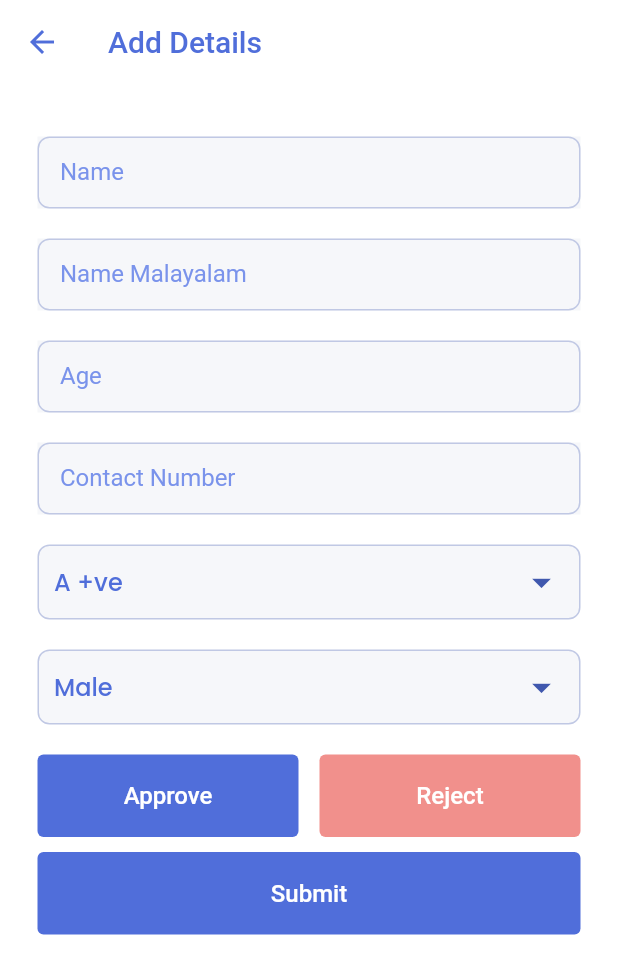
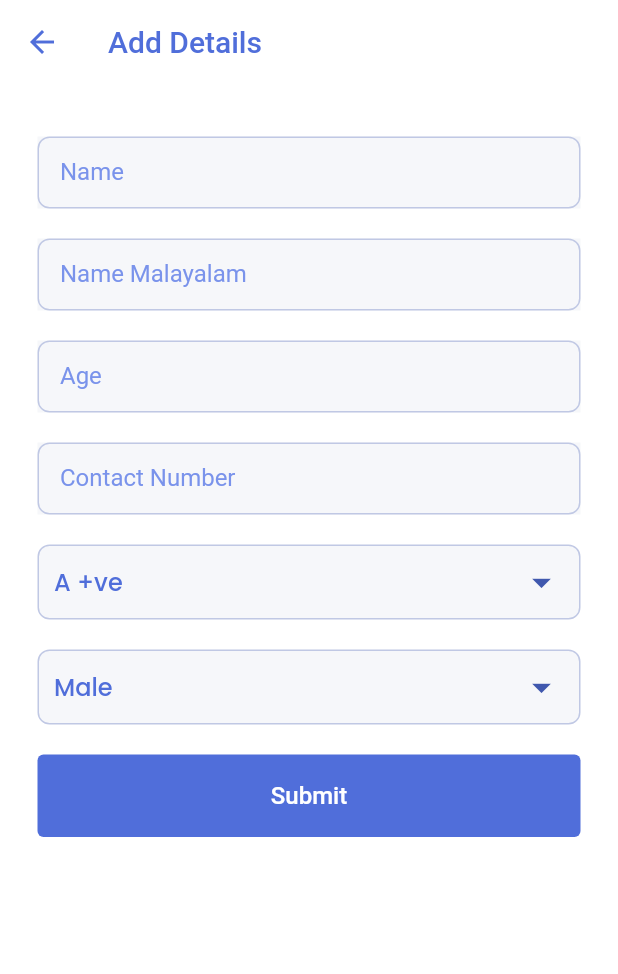
Before and after one commit to mubashirspam/blood_donation_app, a Flutter app: the TabScreen screen opened by its route, item 2 of the bottom bar chosen, after a tap on "Applay New", on a phone screen of 412 x 824 dp. Shown: the top 974 px of the screen. Run offline on Flutter 3.47's test engine with Material 2 defaults, Android fonts, the light colour scheme and no system bars; our stand-ins replace cloud_firestore, firebase_auth, firebase_core, google_sign_in; accounts and stored records are empty; network calls fail.

Commit message:
from_linux

```diff
--- a/lib/screens/add_details_screen.dart
+++ b/lib/screens/add_details_screen.dart
@@ -1,6 +1,7 @@
 // ignore_for_file: deprecated_member_use
 
 import 'package:blood_donation/services/blood_status_card.dart';
+import 'package:blood_donation/services/constants.dart';
 import 'package:blood_donation/widgets/form_field.dart';
 
 import 'package:flutter/material.dart';
@@ -14,7 +15,7 @@ class AddDetailsScreen extends StatefulWidget {
 }
 
 class _AddDetailsScreenState extends State<AddDetailsScreen> {
-  bool isAdmin = true;
+
 
   final _formKey = GlobalKey<FormState>();
   String? bloodvalue;
@@ -301,7 +302,7 @@ class _AddDetailsScreenState extends State<AddDetailsScreen> {
                   // isAdmin
                   //     ?
 
-                  Container(
+               isAdmin ?   Container(
                     child: Row(
                       mainAxisAlignment: MainAxisAlignment.spaceBetween,
                       children: [
@@ -349,7 +350,7 @@ class _AddDetailsScreenState extends State<AddDetailsScreen> {
                         ),
                       ],
                     ),
-                        ),
+                        ) : Container(),
 
                       // :
 
--- a/lib/services/blood_status_card.dart
+++ b/lib/services/blood_status_card.dart
@@ -21,6 +21,14 @@ class StatusCard with ChangeNotifier {
       required this.contact,
       required this.nameInMalayam,
       this.isApproved = false});
+  //! for makin is admin through provider
+  bool _isAdmin = false;
+  get getIsAdmin => _isAdmin;
+
+  void setIsAdmin(bool isAdmin) {
+    _isAdmin = isAdmin;
+    notifyListeners();
+  }
 
   Future<void> toggleFavoriteStatus() async {
     final oldStatus = false;
@@ -68,12 +76,8 @@ class BloodStatusCards with ChangeNotifier {
       final List<StatusCard> loadedData = [];
       var response = await users.get().then((value) => value.docs);
 
-
-
       response.forEach((element) {
         Map<String, dynamic> data = element.data() as Map<String, dynamic>;
-
-
 
         loadedData.add(StatusCard(
             id: element.id,
--- a/lib/services/constants.dart
+++ b/lib/services/constants.dart
@@ -1,4 +1,6 @@
 import 'package:flutter/material.dart';
+
+bool isAdmin = false;
 
 class CustomColors {
   static final Color firebaseNavy = Color(0xFF2C384A);
--- a/lib/services/route.dart
+++ b/lib/services/route.dart
@@ -1,6 +1,3 @@
-
-
-
 import 'package:blood_donation/screens/add_details_screen.dart';
 import 'package:blood_donation/screens/admin_login_screen.dart';
 import 'package:blood_donation/screens/login_screen.dart';
@@ -12,20 +9,22 @@ const String homePage = 'home';
 const String adminLoginPage = 'adminLogin';
 const String adDetailsScreen = 'adDetailsScreen';
 
-
 Route<dynamic> controller(RouteSettings settings) {
+  final arguments = settings.arguments;
   switch (settings.name) {
     case loginPage:
       return MaterialPageRoute(builder: (context) => LoginScreen());
-      case adminLoginPage :
-     return MaterialPageRoute(builder: (context)=> AdmminLoginScreen());
-     case adDetailsScreen:
+    case adminLoginPage:
+      return MaterialPageRoute(builder: (context) => AdmminLoginScreen());
+    case adDetailsScreen:
       return MaterialPageRoute(builder: (context) => AddDetailsScreen());
     case homePage:
-      return MaterialPageRoute(builder: (context) => TabScreen());
+      return MaterialPageRoute(
+          builder: (context) => TabScreen(
+                isAdmin: arguments,
+              ));
 
     default:
       return MaterialPageRoute(builder: (context) => LoginScreen());
   }
-
 }
--- a/lib/widgets/blood_card_item.dart
+++ b/lib/widgets/blood_card_item.dart
@@ -1,4 +1,5 @@
 import 'package:blood_donation/services/blood_status_card.dart';
+import 'package:blood_donation/services/constants.dart';
 import 'package:flutter/material.dart';
 import 'package:provider/provider.dart';
 
@@ -9,11 +10,12 @@ class BloodCardItem extends StatelessWidget {
     this.id,
   );
   final bool showAppr = false;
-  bool isAdmin = true;
+
 
   @override
   Widget build(BuildContext context) {
     final bloodCardData = Provider.of<StatusCard>(context, listen: false);
+
 
     return InkWell(
       highlightColor: Colors.red,
--- a/lib/widgets/drwawer.dart
+++ b/lib/widgets/drwawer.dart
@@ -1,4 +1,5 @@
 import 'package:blood_donation/screens/aboutUs.dart';
+import 'package:blood_donation/services/constants.dart';
 import 'package:blood_donation/services/googleSignIn.dart';
 import 'package:firebase_auth/firebase_auth.dart';
 import 'package:flutter/material.dart';
@@ -30,7 +31,7 @@ class _OptionState extends State<Option> {
                 BoxDecoration(color: Theme.of(context).colorScheme.secondary),
             arrowColor: Colors.amber,
             accountName: Text("Grama Phone Blood App"),
-            accountEmail: Text("${user?.email}"),
+            accountEmail:isAdmin ? Text('Admin Login') : Text("${user?.email}"),
             currentAccountPicture: Container(
               decoration: BoxDecoration(
                 border: Border.all(color: Colors.white),
@@ -87,6 +88,23 @@ class _OptionState extends State<Option> {
           Divider(
             color: Colors.grey,
           ),
+             ListTile(
+            title: Text(
+              'Language',
+              style: Theme.of(context).textTheme.bodyText1,
+            ),
+            leading: Icon(
+              Icons.language,
+              color: Theme.of(context).colorScheme.onPrimary,
+            ),
+            onTap: () {
+              Navigator.push(context,
+                  MaterialPageRoute(builder: (context) => AboutPage()));
+            },
+          ),
+          Divider(
+            color: Colors.grey,
+          ),
           ListTile(
             title: Text(
               'Rate Us',
@@ -115,6 +133,7 @@ class _OptionState extends State<Option> {
                 });
                 await Authentication.signOut(context: context);
                 setState(() {
+                  isAdmin = false;
                   isSigningOut = false;
                 });
                 Navigator.of(context).pushReplacementNamed(route.loginPage);
```
Also changed, not shown: lib/screens/admin_login_screen.dart (+10 -4 lines), lib/screens/login_screen.dart (+8 -7 lines), lib/screens/tab_screen_dart.dart (+2 -6 lines).
